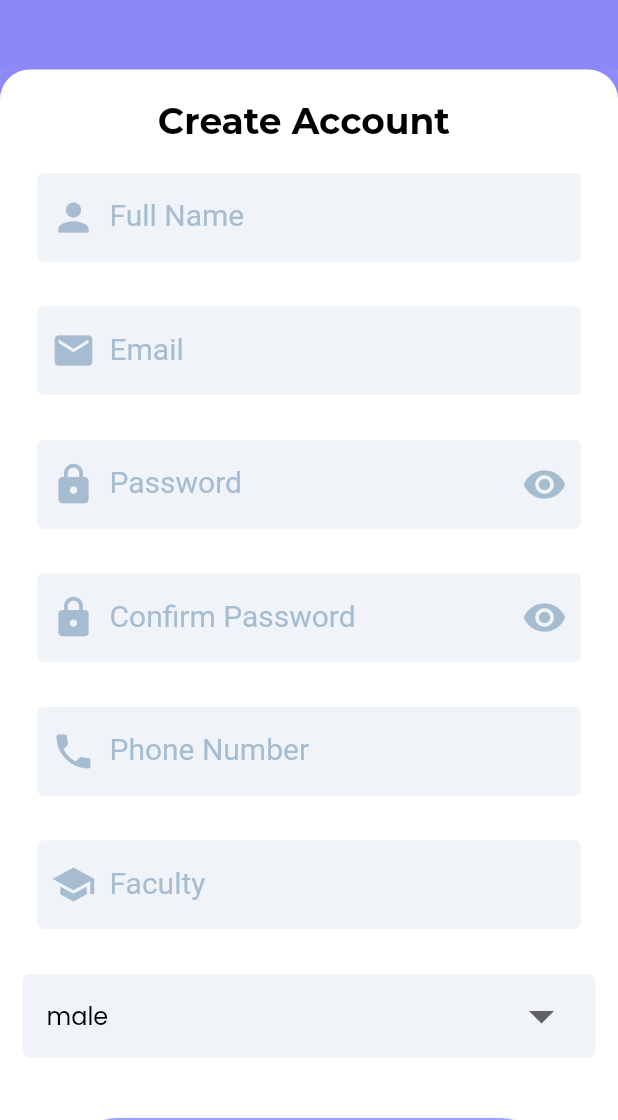
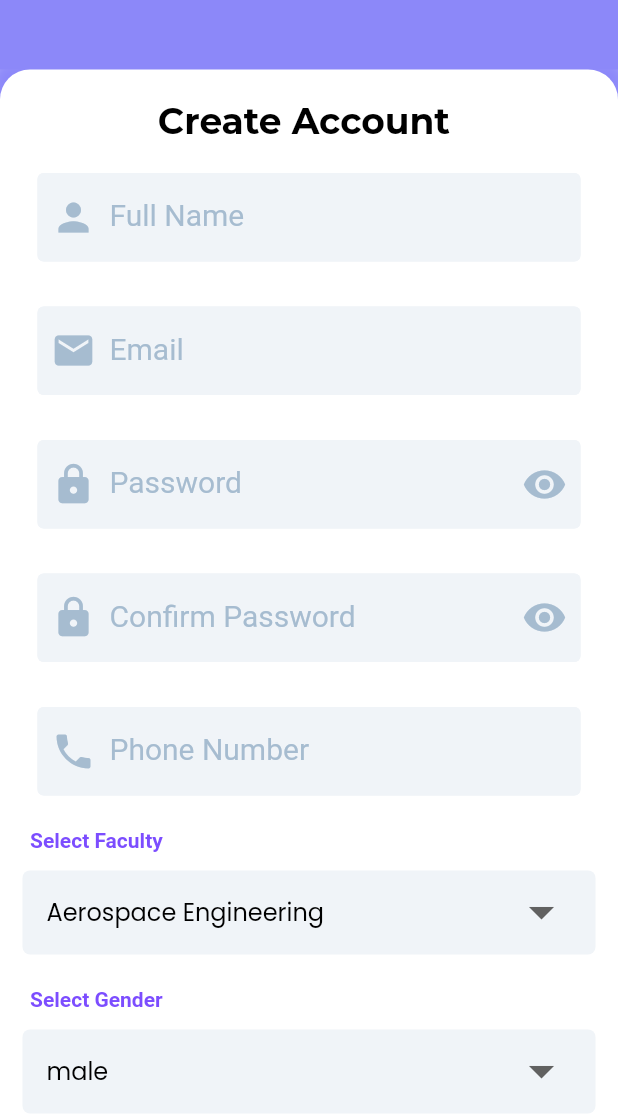
Before and after one commit to Technion236272/2022a-StudentHub, a Flutter app: the SignUpScreen screen opened by its route, on a phone screen of 412 x 824 dp, the part 116-1236 px from its top. Run offline on Flutter 3.47's test engine with Material 2 defaults, Android fonts, the phone set to English and light mode, and no system bars; our stand-ins replace badges, cloud_firestore, connectivity, emoji_picker_flutter, firebase_auth, firebase_core and 10 more; missing offline and left inert: filter_list, google_maps_place_picker_mb; accounts and stored records are empty.

Commit message:
issue #101 #108

```diff
--- a/lib/SignUp.dart
+++ b/lib/SignUp.dart
@@ -26,6 +26,44 @@ class Gender {
   }
 }
 
+class Faculty {
+  late int id;
+  late String name;
+
+  Faculty(this.id, this.name);
+
+  String getName() => name;
+
+  static List<Faculty> getFaculties() {
+    return <Faculty>[
+      Faculty(1, "Aerospace Engineering"),
+      Faculty(2, "Applied Sciences"),
+      Faculty(3, "Architecture and Town Planning"),
+      Faculty(4, "Autonomous Systems and Robotics"),
+      Faculty(5, "Biology"),
+      Faculty(6, "Biomedical Engineering"),
+      Faculty(7, "Biotechnology and Food Engineering"),
+      Faculty(8, "Chemical Engineering"),
+      Faculty(9, "Chemistry"),
+      Faculty(10, "Civil and Environmental Engineering"),
+      Faculty(11, "Computer Science"),
+      Faculty(12, "Education in Science and Technology"),
+      Faculty(13, "Electrical and Computer Engineering"),
+      Faculty(14, "Energy"),
+      Faculty(15, "Humanities and Arts"),
+      Faculty(16, "Industrial Engineering and Management"),
+      Faculty(17, "Marine Engineering"),
+      Faculty(18, "Materials Science and Engineering"),
+      Faculty(19, "Mathematics"),
+      Faculty(20, "Mechanical Engineering"),
+      Faculty(21, "Medicine"),
+      Faculty(22, "Nanoscience and Nanotechnology"),
+      Faculty(23, "Physics"),
+      Faculty(24, "Polymer Engineering")
+    ];
+  }
+}
+
 class SignUpScreen extends StatefulWidget {
   @override
   _SignUpScreen createState() => _SignUpScreen();
@@ -37,21 +75,54 @@ class _SignUpScreen extends State<SignUpScreen> {
   final _full_name_controller = TextEditingController();
   final _confirm_password = TextEditingController();
   final _phone_number_controller = TextEditingController();
-  final _faculty_controller = TextEditingController();
   late List<DropdownMenuItem<Gender>> _dropdownGenderMenuItems;
   late Gender _selectedGender;
   final List<Gender> _gender = Gender.getGenderTypes();
+  late List<DropdownMenuItem<Faculty>> _dropdownFacultyItems;
+  late Faculty _selectedFaculty;
+  final List<Faculty> _faculties = Faculty.getFaculties();
+
   var _obsecure_flag = true;
   var _obsecure_confirm_flag = true;
   var valid_password = true;
   var valid_length = true;
   var valid_email = true;
+  var valid_name = true;
+  var valid_phone = true;
 
   @override
   void initState() {
     _dropdownGenderMenuItems = buildGenderDropMenu(_gender);
     _selectedGender = _dropdownGenderMenuItems[0].value!;
+    _dropdownFacultyItems = buildFacultyDropMenu(_faculties);
+    _selectedFaculty = _dropdownFacultyItems[0].value!;
     super.initState();
+  }
+
+  List<DropdownMenuItem<Faculty>> buildFacultyDropMenu(List faculties) {
+    List<DropdownMenuItem<Faculty>> items = List.empty(growable: true);
+    for (Faculty faculty in faculties) {
+      items.add(
+        DropdownMenuItem(
+          value: faculty,
+          child: Text(
+            faculty.name,
+            style: GoogleFonts.poppins(
+                textStyle: TextStyle(
+                    fontSize: 16,
+                    color: Colors.black,
+                    fontWeight: FontWeight.w400)),
+          ),
+        ),
+      );
+    }
+    return items;
+  }
+
+  void onChangeFaculty(Faculty? selectedFaculty) {
+    setState(() {
+      _selectedFaculty = selectedFaculty!;
+    });
   }
 
   List<DropdownMenuItem<Gender>> buildGenderDropMenu(List Genders) {
@@ -148,21 +219,21 @@ class _SignUpScreen extends State<SignUpScreen> {
                 ),
                 Flexible(
                     child: SingleChildScrollView(
-
                   child: Padding(
                     padding: EdgeInsets.only(bottom: bottom),
                     child: Column(
-
                       children: <Widget>[
                         Padding(padding: EdgeInsets.all(10)),
-                        SizedBox(width: 362,child:TextFormField(
+                        SizedBox(
+                            width: 362,
+                            child: TextFormField(
                               textAlignVertical: TextAlignVertical.center,
                               controller: _full_name_controller,
                               decoration: InputDecoration(
                                   filled: true,
-                              fillColor:Color(0xFFF0F4F8) ,
-
-
+                                  fillColor: Color(0xFFF0F4F8),
+                                  errorText:
+                                      valid_name ? null : "Enter your name",
                                   border: OutlineInputBorder(),
                                   enabledBorder: OutlineInputBorder(
                                     borderSide:
@@ -180,23 +251,16 @@ class _SignUpScreen extends State<SignUpScreen> {
                                   constraints: BoxConstraints(maxWidth: 330),
                                   floatingLabelBehavior:
                                       FloatingLabelBehavior.never),
-                        ))
-
-
-                         ,
-
-
-
-
+                            )),
                         Padding(padding: EdgeInsets.all(15.0)),
-                              SizedBox(width:362,child: TextFormField(
+                        SizedBox(
+                          width: 362,
+                          child: TextFormField(
                             textAlignVertical: TextAlignVertical.center,
                             controller: _email_controller,
                             decoration: InputDecoration(
-
                                 filled: true,
-                                    fillColor:Color(0xFFF0F4F8) ,
-
+                                fillColor: Color(0xFFF0F4F8),
                                 errorText: valid_email
                                     ? null
                                     : "Enter a valid student email",
@@ -204,15 +268,11 @@ class _SignUpScreen extends State<SignUpScreen> {
 
                                 /// To check about the length and if the input is bigger than 1 line
 
-                                    border:
-                                    OutlineInputBorder()
-                                    ,
-                                    enabledBorder:  OutlineInputBorder(
-                                      borderSide: BorderSide(
-                                          color: Color(0xFFF0F4F8)),
-                                    )
-                                    ,
-
+                                border: OutlineInputBorder(),
+                                enabledBorder: OutlineInputBorder(
+                                  borderSide:
+                                      BorderSide(color: Color(0xFFF0F4F8)),
+                                ),
                                 prefixIcon: Icon(
                                   Icons.email,
                                   color: Color(0xFFA6BCD0),
@@ -220,37 +280,34 @@ class _SignUpScreen extends State<SignUpScreen> {
                                 ),
                                 labelText: 'Email',
                                 labelStyle: TextStyle(
-                                        fontSize: 20, color: Color(0xFFA6BCD0),),
+                                  fontSize: 20,
+                                  color: Color(0xFFA6BCD0),
+                                ),
                                 constraints: BoxConstraints(maxWidth: 330),
                                 floatingLabelBehavior:
                                     FloatingLabelBehavior.never),
-                              ),),
-
-
-
+                          ),
+                        ),
                         Padding(padding: EdgeInsets.all(15)),
-
-                              SizedBox(width:362,child:TextFormField(
+                        SizedBox(
+                            width: 362,
+                            child: TextFormField(
                               obscureText: _obsecure_flag,
                               controller: _password_controller,
                               decoration: InputDecoration(
                                   filled: true,
-                                    fillColor:Color(0xFFF0F4F8) ,
-
+                                  fillColor: Color(0xFFF0F4F8),
                                   errorText: valid_length
                                       ? null
                                       : "Password must be at least 6 characters",
 
-
                                   /// To check about the length and if the input is bigger than 1 line
 
-                                    border:  OutlineInputBorder()
-                                    ,
-                                    enabledBorder:  OutlineInputBorder(
-                                      borderSide: BorderSide(
-                                          color: Color(0xFFF0F4F8)),
-                                    )
-                                    ,
+                                  border: OutlineInputBorder(),
+                                  enabledBorder: OutlineInputBorder(
+                                    borderSide:
+                                        BorderSide(color: Color(0xFFF0F4F8)),
+                                  ),
                                   suffixIcon: IconButton(
                                     icon: Icon(
                                       _obsecure_flag
@@ -278,30 +335,25 @@ class _SignUpScreen extends State<SignUpScreen> {
                                   floatingLabelBehavior:
                                       FloatingLabelBehavior.never),
                             )),
-
                         Padding(
                           padding: EdgeInsets.all(15),
                         ),
-
-                              SizedBox(width: 362,child:TextFormField(
+                        SizedBox(
+                            width: 362,
+                            child: TextFormField(
                               obscureText: _obsecure_confirm_flag,
                               controller: _confirm_password,
                               decoration: InputDecoration(
                                   filled: true,
-                                    fillColor:Color(0xFFF0F4F8) ,
+                                  fillColor: Color(0xFFF0F4F8),
                                   errorText: valid_password
                                       ? null
                                       : 'Passwords must match',
-
-
-
-                                    border: OutlineInputBorder()
-                                    ,
+                                  border: OutlineInputBorder(),
                                   enabledBorder: OutlineInputBorder(
-                                      borderSide: BorderSide(
-                                          color: Color(0xFFF0F4F8)),
-                                    )
-                                    ,
+                                    borderSide:
+                                        BorderSide(color: Color(0xFFF0F4F8)),
+                                  ),
                                   suffixIcon: IconButton(
                                     icon: Icon(
                                       _obsecure_confirm_flag
@@ -329,12 +381,11 @@ class _SignUpScreen extends State<SignUpScreen> {
                                   constraints: BoxConstraints(maxWidth: 330),
                                   floatingLabelBehavior:
                                       FloatingLabelBehavior.never),
-                              ))
-                          ,
+                            )),
                         Padding(padding: EdgeInsets.all(15)),
-
-                              SizedBox(width: 362,child:TextFormField(
-
+                        SizedBox(
+                            width: 362,
+                            child: TextFormField(
                               maxLength: 10,
                               keyboardType: TextInputType.number,
                               inputFormatters: <TextInputFormatter>[
@@ -342,11 +393,12 @@ class _SignUpScreen extends State<SignUpScreen> {
                               ],
                               controller: _phone_number_controller,
                               decoration: InputDecoration(
+                                  errorText: valid_phone
+                                      ? null
+                                      : "Enter a valid phone number",
                                   filled: true,
-                                    fillColor:Color(0xFFF0F4F8) ,
+                                  fillColor: Color(0xFFF0F4F8),
                                   counterText: "",
-
-
                                   border: OutlineInputBorder(),
                                   enabledBorder: OutlineInputBorder(
                                     borderSide:
@@ -365,37 +417,48 @@ class _SignUpScreen extends State<SignUpScreen> {
                                   floatingLabelBehavior:
                                       FloatingLabelBehavior.never),
                             )),
+                        Padding(padding: EdgeInsets.all(10)),
+                        Row(children: [ Padding(padding: EdgeInsets.all(10)) ,Text("Select Faculty",style: TextStyle(color: Colors.deepPurpleAccent,fontWeight: FontWeight.bold),),
+                        ],),                        Padding(padding: EdgeInsets.all(5)),
 
-                        Padding(padding: EdgeInsets.all(15)),
-
-                              SizedBox(width:362,child:TextFormField(
-                                controller: _faculty_controller,
-                                decoration: InputDecoration(
-
-                                    filled: true,
-                                    fillColor:Color(0xFFF0F4F8) ,
-                                    border: OutlineInputBorder(),
-                                    enabledBorder: OutlineInputBorder(
-                                      borderSide:
-                                      BorderSide(color: Color(0xFFF0F4F8)),
+                        Container(
+                              margin: EdgeInsets.only(left: 15.0, right: 15.0),
+                              decoration: BoxDecoration(
+                                  color: Color(0xFFF0F4F8),
+                                  borderRadius: BorderRadius.circular(5.0)),
+                              child: Column(
+                                children: <Widget>[
+                                  ListTile(
+                                    title: Column(
+                                        mainAxisAlignment:
+                                            MainAxisAlignment.start,
+                                        crossAxisAlignment:
+                                            CrossAxisAlignment.center,
+                                        children: <Widget>[
+                                          DropdownButton(
+                                            borderRadius:
+                                                BorderRadius.circular(8.0),
+                                            dropdownColor: Color(0xFFF0F4F8),
+                                            isExpanded: true,
+                                            icon: const Icon(
+                                                Icons.arrow_drop_down),
+                                            iconSize: 40,
+                                            underline: const SizedBox(),
+                                            hint: Text("Select Faculty"),
+                                            value: _selectedFaculty,
+                                            items: _dropdownFacultyItems,
+                                            onChanged: onChangeFaculty,
                                           ),
-                                    // border: InputBorder.none,
-                                    prefixIcon: Icon(
-                                      Icons.school,
-                                      color: Color(0xFFA6BCD0),
-                                      size: 30,
+                                        ]),
+                                  )
+                                ],
                               ),
-                                    labelText: 'Faculty',
-                                    labelStyle: TextStyle(
-                                        fontSize: 20, color: Color(0xFFA6BCD0)),
-                                    constraints: BoxConstraints(maxWidth: 330),
-                                    floatingLabelBehavior:
-                                    FloatingLabelBehavior.never),
-                              )),
-
+                            ),
                         Padding(
-                          padding: EdgeInsets.all(15),
+                          padding: EdgeInsets.all(10),
                         ),
+                        Row(children: [Padding(padding: EdgeInsets.all(10),),Text("Select Gender",style: TextStyle(fontWeight: FontWeight.bold,color: Colors.deepPurpleAccent),)],),
+                        Padding(padding: EdgeInsets.all(5),),
                         Column(
                           children: [
                             Container(
@@ -461,6 +524,15 @@ class _SignUpScreen extends State<SignUpScreen> {
                                       valid_length = true;
                                     });
                                   }
+                                  if (_full_name_controller.text.length == 0) {
+                                    setState(() {
+                                      valid_name = false;
+                                    });
+                                  } else {
+                                    setState(() {
+                                      valid_name = true;
+                                    });
+                                  }
 
                                   if (_confirm_password.text !=
                                       _password_controller.text) {
@@ -472,13 +544,28 @@ class _SignUpScreen extends State<SignUpScreen> {
                                       valid_password = true;
                                     });
                                   }
+                                  if (_phone_number_controller.text.length !=
+                                      10) {
+                                    setState(() {
+                                      valid_phone = false;
+                                    });
+                                  } else {
+                                    setState(() {
+                                      valid_phone = true;
+                                    });
+                                  }
                                   if (valid_password &&
                                       valid_length &&
-                                      valid_email) {
+                                      valid_email &&
+                                      valid_name &&
+                                      valid_phone) {
                                     final res = await user.signUp(
                                         _email_controller.text,
                                         _password_controller.text,
-                                        _full_name_controller.text,_phone_number_controller.text,_faculty_controller.text,_selectedGender.name);
+                                        _full_name_controller.text,
+                                        _phone_number_controller.text,
+                                        _selectedFaculty.name,
+                                        _selectedGender.name);
                                     if (res == Error.NO_ERROR) {
                                       Navigator.of(context).pop();
                                       final snackbar = SnackBar(
```
Also changed, not shown: lib/CatogryHomePage.dart (+141 -120 lines). Lines whose indentation alone changed are shown as unchanged.
